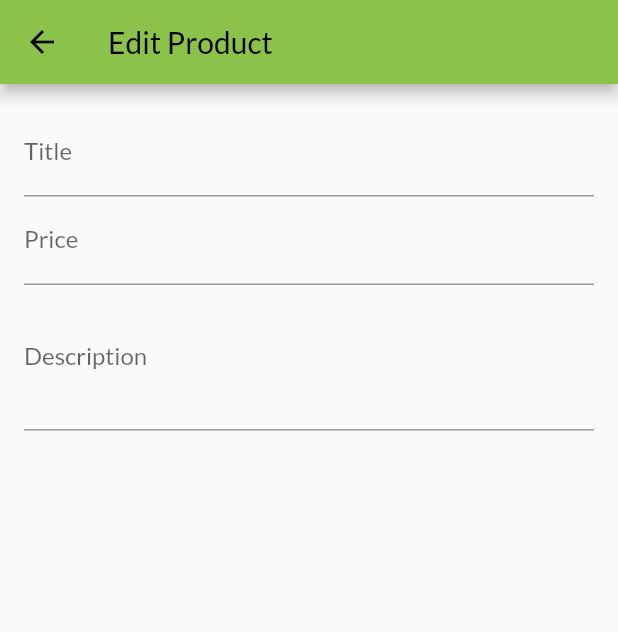
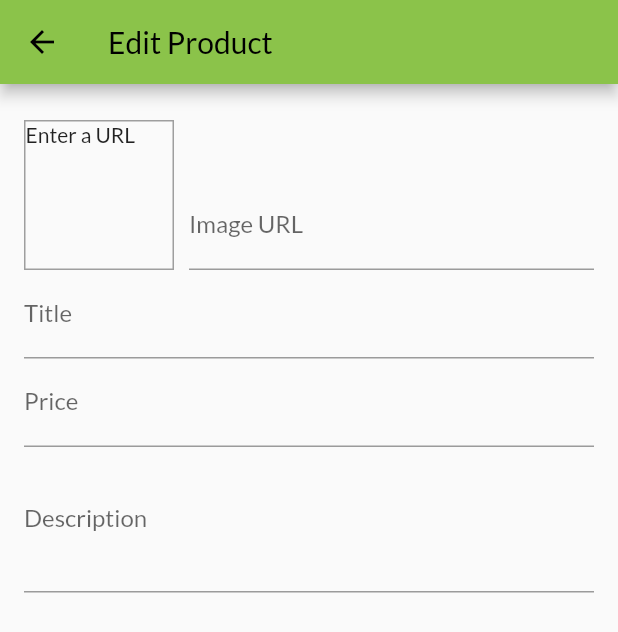
Before and after one commit to Zhenya-Mykhalskyi/Shop-App, a Flutter app: the EditProductScreen screen opened by its route, on a phone screen of 412 x 824 dp. Shown: the top 632 px of the screen. Run offline on Flutter 3.47's test engine with Material 2 defaults, Android fonts, the phone set to English and light mode, and no system bars; network calls fail.

Commit message:
feat EditProductScreen: add function to set image in product, dispose changes

```diff
--- a/lib/screens/edit_proruct_screen.dart
+++ b/lib/screens/edit_proruct_screen.dart
@@ -11,6 +11,32 @@ class EditProductScreen extends StatefulWidget {
 class _EditProductScreenState extends State<EditProductScreen> {
   final _priceFocusedNode = FocusNode();
   final _descriptionFocusedNode = FocusNode();
+  final _imageUrlFocusNode = FocusNode();
+  final _imageUrlController = TextEditingController();
+
+  @override
+  void initState() {
+    _imageUrlFocusNode.addListener(_updateImageUrl);
+    super.initState();
+  }
+
+  @override
+  void dispose() {
+    //якщо є вузли фокусування їх потрібно очищати
+    _imageUrlFocusNode.removeListener(_updateImageUrl);
+    _priceFocusedNode.dispose();
+    _descriptionFocusedNode.dispose();
+    _imageUrlController.dispose();
+    _imageUrlFocusNode.dispose();
+    super.dispose();
+  }
+
+  void _updateImageUrl() {
+    if (!_imageUrlFocusNode.hasFocus) {
+      setState(() {});
+    }
+  }
+
   @override
   Widget build(BuildContext context) {
     return Scaffold(
@@ -22,6 +48,36 @@ class _EditProductScreenState extends State<EditProductScreen> {
         child: Form(
           child: ListView(
             children: [
+              Row(
+                crossAxisAlignment: CrossAxisAlignment.end,
+                children: [
+                  Container(
+                    width: 100,
+                    height: 100,
+                    margin: const EdgeInsets.only(top: 8, right: 10),
+                    decoration: BoxDecoration(
+                      border: Border.all(width: 1, color: Colors.grey),
+                    ),
+                    child: _imageUrlController.text.isEmpty
+                        ? Text('Enter a URL')
+                        : FittedBox(
+                            child: Image.network(
+                              _imageUrlController.text,
+                              fit: BoxFit.cover,
+                            ),
+                          ),
+                  ),
+                  Expanded(
+                    child: TextFormField(
+                      decoration: InputDecoration(labelText: 'Image URL'),
+                      keyboardType: TextInputType.url,
+                      textInputAction: TextInputAction.done,
+                      controller: _imageUrlController,
+                      focusNode: _imageUrlFocusNode,
+                    ),
+                  ),
+                ],
+              ),
               TextFormField(
                 decoration: const InputDecoration(labelText: 'Title'),
                 textInputAction: TextInputAction.next,
```
